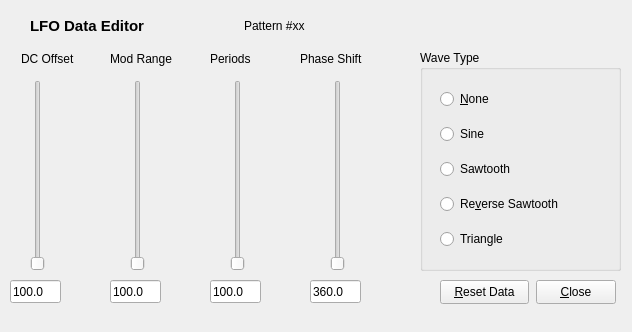
This is seq_qt5/forms/qlfoframe.ui in ahlstromcj/seq66 as Qt 5 draws it before an edit. The edited form follows.
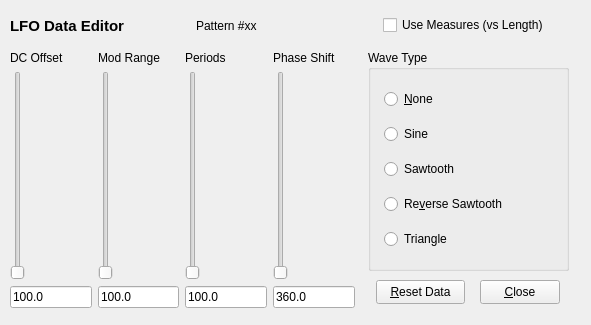
This is the edited form.

Diff of the .ui file:
```diff
--- a/seq_qt5/forms/qlfoframe.ui
+++ b/seq_qt5/forms/qlfoframe.ui
@@ -6,8 +6,8 @@
    <rect>
     <x>0</x>
     <y>0</y>
-    <width>632</width>
-    <height>332</height>
+    <width>591</width>
+    <height>325</height>
    </rect>
   </property>
   <property name="windowTitle">
@@ -16,9 +16,9 @@
   <widget class="QWidget" name="horizontalLayoutWidget">
    <property name="geometry">
     <rect>
-     <x>30</x>
+     <x>10</x>
      <y>10</y>
-     <width>421</width>
+     <width>553</width>
      <height>31</height>
     </rect>
    </property>
@@ -44,64 +44,19 @@
       </property>
      </widget>
     </item>
+    <item>
+     <widget class="QCheckBox" name="m_measures_check_box">
+      <property name="text">
+       <string>Use Measures (vs Length)</string>
+      </property>
+     </widget>
+    </item>
    </layout>
   </widget>
-  <widget class="QLineEdit" name="m_value_text">
-   <property name="geometry">
-    <rect>
-     <x>10</x>
-     <y>280</y>
-     <width>51</width>
-     <height>23</height>
-    </rect>
-   </property>
-   <property name="text">
-    <string>100.0</string>
-   </property>
-  </widget>
-  <widget class="QLineEdit" name="m_range_text">
-   <property name="geometry">
-    <rect>
-     <x>110</x>
-     <y>280</y>
-     <width>51</width>
-     <height>23</height>
-    </rect>
-   </property>
-   <property name="text">
-    <string>100.0</string>
-   </property>
-  </widget>
-  <widget class="QLineEdit" name="m_speed_text">
-   <property name="geometry">
-    <rect>
-     <x>210</x>
-     <y>280</y>
-     <width>51</width>
-     <height>23</height>
-    </rect>
-   </property>
-   <property name="text">
-    <string>100.0</string>
-   </property>
-  </widget>
-  <widget class="QLineEdit" name="m_phase_text">
-   <property name="geometry">
-    <rect>
-     <x>310</x>
-     <y>280</y>
-     <width>51</width>
-     <height>23</height>
-    </rect>
-   </property>
-   <property name="text">
-    <string>360.0</string>
-   </property>
-  </widget>
   <widget class="QPushButton" name="m_button_close">
    <property name="geometry">
     <rect>
-     <x>536</x>
+     <x>480</x>
      <y>280</y>
      <width>80</width>
      <height>24</height>
@@ -111,58 +66,10 @@
     <string>&amp;Close</string>
    </property>
   </widget>
-  <widget class="QSlider" name="m_value_slider">
-   <property name="geometry">
-    <rect>
-     <x>30</x>
-     <y>80</y>
-     <width>16</width>
-     <height>191</height>
-    </rect>
-   </property>
-   <property name="toolTip">
-    <string>Sets the DC offset of the modulating waveform.</string>
-   </property>
-   <property name="orientation">
-    <enum>Qt::Vertical</enum>
-   </property>
-  </widget>
-  <widget class="QSlider" name="m_phase_slider">
-   <property name="geometry">
-    <rect>
-     <x>330</x>
-     <y>80</y>
-     <width>16</width>
-     <height>191</height>
-    </rect>
-   </property>
-   <property name="toolTip">
-    <string>Sets the phase of the LFO.</string>
-   </property>
-   <property name="orientation">
-    <enum>Qt::Vertical</enum>
-   </property>
-  </widget>
-  <widget class="QSlider" name="m_range_slider">
-   <property name="geometry">
-    <rect>
-     <x>130</x>
-     <y>80</y>
-     <width>16</width>
-     <height>191</height>
-    </rect>
-   </property>
-   <property name="toolTip">
-    <string>Sets the depth of the LFO modulation.</string>
-   </property>
-   <property name="orientation">
-    <enum>Qt::Vertical</enum>
-   </property>
-  </widget>
   <widget class="QGroupBox" name="m_wave_type_group">
    <property name="geometry">
     <rect>
-     <x>420</x>
+     <x>368</x>
      <y>50</y>
      <width>201</width>
      <height>221</height>
@@ -174,7 +81,7 @@
    <widget class="QWidget" name="layoutWidget">
     <property name="geometry">
      <rect>
-      <x>20</x>
+      <x>16</x>
       <y>30</y>
       <width>173</width>
       <height>181</height>
@@ -219,78 +126,10 @@
     </layout>
    </widget>
   </widget>
-  <widget class="QLabel" name="m_phase_label">
-   <property name="geometry">
-    <rect>
-     <x>300</x>
-     <y>51</y>
-     <width>91</width>
-     <height>16</height>
-    </rect>
-   </property>
-   <property name="text">
-    <string>Phase Shift</string>
-   </property>
-  </widget>
-  <widget class="QLabel" name="m_speed_label">
-   <property name="geometry">
-    <rect>
-     <x>210</x>
-     <y>51</y>
-     <width>71</width>
-     <height>16</height>
-    </rect>
-   </property>
-   <property name="text">
-    <string>Periods</string>
-   </property>
-  </widget>
-  <widget class="QSlider" name="m_speed_slider">
-   <property name="geometry">
-    <rect>
-     <x>230</x>
-     <y>80</y>
-     <width>16</width>
-     <height>191</height>
-    </rect>
-   </property>
-   <property name="toolTip">
-    <string>The number of periods per pattern divided by beat width.  For long patterns, set it higher.  Subject to an anti-aliasing effect, especially for short patterns.</string>
-   </property>
-   <property name="orientation">
-    <enum>Qt::Vertical</enum>
-   </property>
-  </widget>
-  <widget class="QLabel" name="m_value_label">
-   <property name="geometry">
-    <rect>
-     <x>21</x>
-     <y>51</y>
-     <width>81</width>
-     <height>16</height>
-    </rect>
-   </property>
-   <property name="text">
-    <string>DC Offset</string>
-   </property>
-  </widget>
-  <widget class="QLabel" name="m_range_label">
-   <property name="geometry">
-    <rect>
-     <x>110</x>
-     <y>51</y>
-     <width>91</width>
-     <height>16</height>
-    </rect>
-   </property>
-   <property name="text">
-    <string>Mod Range</string>
-   </property>
-  </widget>
   <widget class="QPushButton" name="m_button_reset">
    <property name="geometry">
     <rect>
-     <x>440</x>
+     <x>376</x>
      <y>280</y>
      <width>89</width>
      <height>24</height>
@@ -300,6 +139,114 @@
     <string>&amp;Reset Data</string>
    </property>
   </widget>
+  <widget class="QWidget" name="">
+   <property name="geometry">
+    <rect>
+     <x>10</x>
+     <y>51</y>
+     <width>345</width>
+     <height>257</height>
+    </rect>
+   </property>
+   <layout class="QGridLayout" name="sliderGridLayout">
+    <item row="0" column="0">
+     <widget class="QLabel" name="m_value_label">
+      <property name="text">
+       <string>DC Offset</string>
+      </property>
+     </widget>
+    </item>
+    <item row="0" column="1">
+     <widget class="QLabel" name="m_range_label">
+      <property name="text">
+       <string>Mod Range</string>
+      </property>
+     </widget>
+    </item>
+    <item row="0" column="2">
+     <widget class="QLabel" name="m_speed_label">
+      <property name="text">
+       <string>Periods</string>
+      </property>
+     </widget>
+    </item>
+    <item row="0" column="3">
+     <widget class="QLabel" name="m_phase_label">
+      <property name="text">
+       <string>Phase Shift</string>
+      </property>
+     </widget>
+    </item>
+    <item row="1" column="0">
+     <widget class="QSlider" name="m_value_slider">
+      <property name="toolTip">
+       <string>Sets the DC offset of the modulating waveform.</string>
+      </property>
+      <property name="orientation">
+       <enum>Qt::Vertical</enum>
+      </property>
+     </widget>
+    </item>
+    <item row="1" column="1">
+     <widget class="QSlider" name="m_range_slider">
+      <property name="toolTip">
+       <string>Sets the depth of the LFO modulation.</string>
+      </property>
+      <property name="orientation">
+       <enum>Qt::Vertical</enum>
+      </property>
+     </widget>
+    </item>
+    <item row="1" column="2">
+     <widget class="QSlider" name="m_speed_slider">
+      <property name="toolTip">
+       <string>The number of periods per pattern divided by beat width.  For long patterns, set it higher.  Subject to an anti-aliasing effect, especially for short patterns.</string>
+      </property>
+      <property name="orientation">
+       <enum>Qt::Vertical</enum>
+      </property>
+     </widget>
+    </item>
+    <item row="1" column="3">
+     <widget class="QSlider" name="m_phase_slider">
+      <property name="toolTip">
+       <string>Sets the phase of the LFO.</string>
+      </property>
+      <property name="orientation">
+       <enum>Qt::Vertical</enum>
+      </property>
+     </widget>
+    </item>
+    <item row="2" column="0">
+     <widget class="QLineEdit" name="m_value_text">
+      <property name="text">
+       <string>100.0</string>
+      </property>
+     </widget>
+    </item>
+    <item row="2" column="1">
+     <widget class="QLineEdit" name="m_range_text">
+      <property name="text">
+       <string>100.0</string>
+      </property>
+     </widget>
+    </item>
+    <item row="2" column="2">
+     <widget class="QLineEdit" name="m_speed_text">
+      <property name="text">
+       <string>100.0</string>
+      </property>
+     </widget>
+    </item>
+    <item row="2" column="3">
+     <widget class="QLineEdit" name="m_phase_text">
+      <property name="text">
+       <string>360.0</string>
+      </property>
+     </widget>
+    </item>
+   </layout>
+  </widget>
  </widget>
  <resources/>
  <connections/>
```
